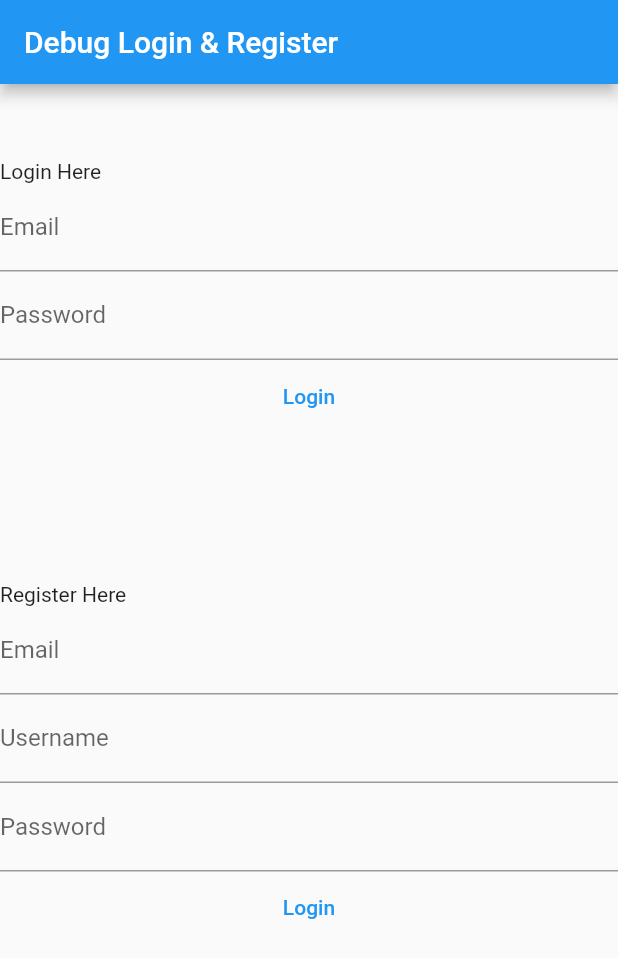
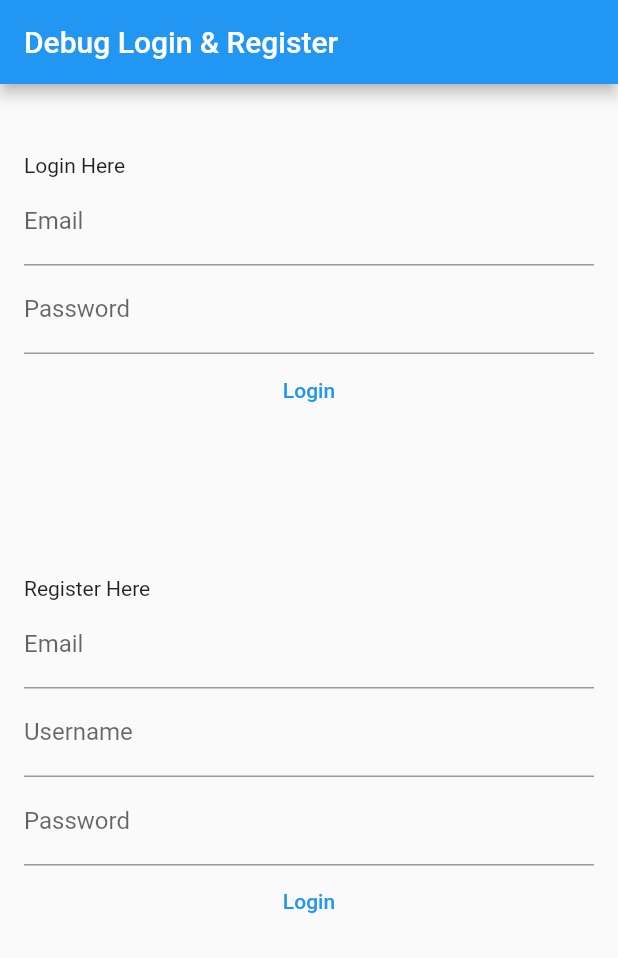
Before and after one commit to nazrinharris/pecunia, a Flutter app: the screen it shows after launch, on a phone screen of 412 x 824 dp. Shown: the top 958 px of the screen. Run offline on Flutter 3.47's test engine with Material 2 defaults, Android fonts, the phone set to English and light mode, and no system bars; our stand-ins replace equatable, flutter_riverpod, fpdart, freezed_annotation, go_router, internet_connection_checker_plus and 1 more; accounts and stored records are empty.

Commit message:
#1 Minor changes

```diff
--- a/analysis_options.yaml
+++ b/analysis_options.yaml
@@ -11,6 +11,8 @@
 include: package:very_good_analysis/analysis_options.yaml
 
 analyzer:
+  plugins:
+    - custom_lint
   exclude:
     - "**/*.g.dart"
     - "**/*.freezed.dart"
--- a/lib/features/auth/data/auth_remote_ds.dart
+++ b/lib/features/auth/data/auth_remote_ds.dart
@@ -70,7 +70,9 @@ class SupabaseAuthRemoteDS implements AuthRemoteDS {
       );
 
   TaskEither<AuthFailure, SupaUserAndSession> _getUserFromResponse(
-          s.AuthResponse response, Session newSession) =>
+    s.AuthResponse response,
+    Session newSession,
+  ) =>
       TaskEither.tryCatch(
         () async {
           final user = response.user;
--- a/lib/features/auth/domain/auth_repo.dart
+++ b/lib/features/auth/domain/auth_repo.dart
@@ -57,7 +57,11 @@ class AuthRepoImpl implements AuthRepo {
   }) {
     return authRemoteDS
         .registerWithPassword(
-            username: username, email: email, password: password, currentSession: currentSession)
+          username: username,
+          email: email,
+          password: password,
+          currentSession: currentSession,
+        )
         .flatMap(
           (r) => TaskEither.of(
             (
--- a/lib/features/auth/presentation/debug_login_register_screen.dart
+++ b/lib/features/auth/presentation/debug_login_register_screen.dart
@@ -2,11 +2,11 @@ import 'package:flutter/material.dart';
 import 'package:flutter_riverpod/flutter_riverpod.dart';
 import 'package:pecunia/features/auth/domain/models/pecunia_user.dart';
 
-class DebugLoginAndRegisterScreen extends StatelessWidget {
+class DebugLoginAndRegisterScreen extends ConsumerWidget {
   const DebugLoginAndRegisterScreen({super.key});
 
   @override
-  Widget build(BuildContext context) {
+  Widget build(BuildContext context, WidgetRef ref) {
     final emailLoginController = TextEditingController();
     final passwordLoginController = TextEditingController();
 
@@ -18,11 +18,13 @@ class DebugLoginAndRegisterScreen extends StatelessWidget {
       appBar: AppBar(
         title: const Text('Debug Login & Register'),
       ),
-      body: Center(
+      body: Padding(
+        padding: const EdgeInsets.all(16),
+        child: Center(
           child: ListView(
             physics: const BouncingScrollPhysics(parent: AlwaysScrollableScrollPhysics()),
             children: [
-            const SizedBox(height: 50),
+              const SizedBox(height: 30),
               const Text('Login Here'),
               TextField(
                 controller: emailLoginController,
@@ -67,23 +69,7 @@ class DebugLoginAndRegisterScreen extends StatelessWidget {
             ],
           ),
         ),
+      ),
     );
   }
 }
-
-final debugLoginAndRegisterProvider = StateNotifierProvider(
-  (ref) => DebugLoginAndRegisterNotifier(),
-);
-
-class DebugLoginAndRegisterNotifier
-    extends StateNotifier<(PecuniaUser? registeredUser, PecuniaUser? loggedInUser)> {
-  DebugLoginAndRegisterNotifier() : super((null, null));
-
-  void updateLogin(PecuniaUser loggedInUser) {
-    state = (state.$1, loggedInUser);
-  }
-
-  void updateRegister(PecuniaUser registeredUser) {
-    state = (registeredUser, state.$2);
-  }
-}
--- a/lib/main.dart
+++ b/lib/main.dart
@@ -1,6 +1,7 @@
 // ignore_for_file: prefer_const_constructors, prefer_const_literals_to_create_immutables
 
 import 'package:flutter/material.dart';
+import 'package:flutter_riverpod/flutter_riverpod.dart';
 import 'package:go_router/go_router.dart';
 import 'package:pecunia/routing/router.dart';
 import 'package:supabase_flutter/supabase_flutter.dart' as supa;
@@ -16,7 +17,7 @@ void main() async {
     url: 'https://ptrklugmlpnhycmklnwx.supabase.co',
   );
 
-  runApp(const PecuniaApp());
+  runApp(ProviderScope(child: const PecuniaApp()));
 }
 
 class PecuniaApp extends StatelessWidget {
--- a/pubspec.yaml
+++ b/pubspec.yaml
@@ -19,6 +19,7 @@ dependencies:
 
   # Business Logic, Dependency Injection
   flutter_riverpod: ^2.3.6
+  riverpod_annotation: ^2.1.1
 
   # Data classes
   freezed_annotation: ^2.2.0
@@ -47,7 +48,9 @@ dev_dependencies:
   json_serializable: ^6.6.1
 
   # Linting
+  custom_lint:
   flutter_lints: ^2.0.0
+  riverpod_lint: ^1.3.2
   very_good_analysis: ^5.0.0+1
 
 flutter:
```
Also changed, not shown: pubspec.lock, 1 other file. Lines whose indentation alone changed are shown as unchanged.
